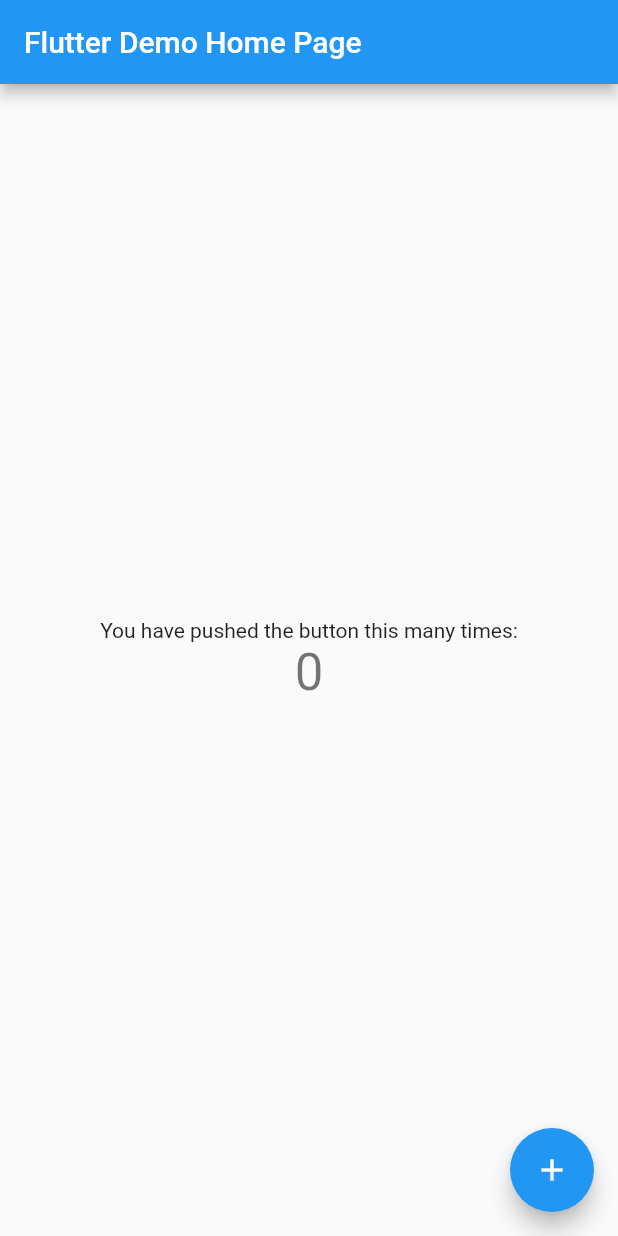
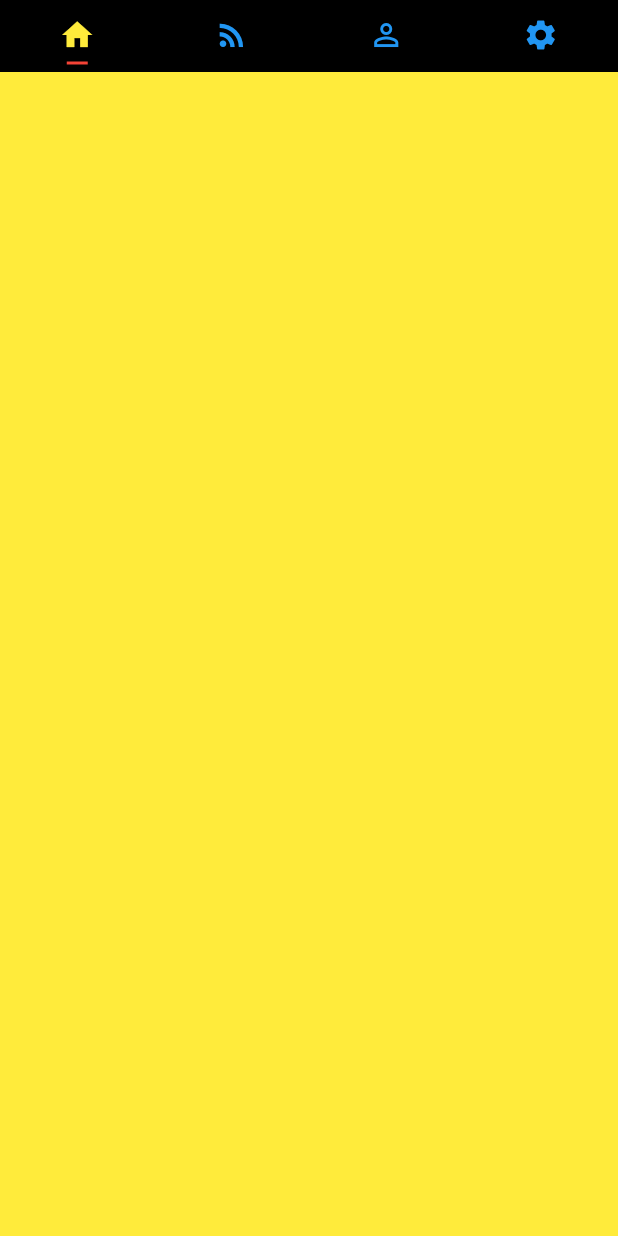
Before and after one commit to dani9875/todoapp, a Flutter app: the screen it shows after launch, on a phone screen of 412 x 824 dp. Run offline on Flutter 3.47's test engine with Material 2 defaults, Android fonts, the phone set to English and light mode, and no system bars.

Commit message:
top bar navigation

```diff
--- a/todoapp/lib/main.dart
+++ b/todoapp/lib/main.dart
@@ -22,7 +22,7 @@ class MyApp extends StatelessWidget {
         // is not restarted.
         primarySwatch: Colors.blue,
       ),
-      home: MyHomePage(title: 'Flutter Demo Home Page'),
+      home: MyHomePage(title: 'ToDo App'),
     );
   }
 }
@@ -46,68 +46,55 @@ class MyHomePage extends StatefulWidget {
 }
 
 class _MyHomePageState extends State<MyHomePage> {
-  int _counter = 0;
-
-  void _incrementCounter() {
-    setState(() {
-      // This call to setState tells the Flutter framework that something has
-      // changed in this State, which causes it to rerun the build method below
-      // so that the display can reflect the updated values. If we changed
-      // _counter without calling setState(), then the build method would not be
-      // called again, and so nothing would appear to happen.
-      _counter++;
-    });
-  }
-
   @override
   Widget build(BuildContext context) {
-    // This method is rerun every time setState is called, for instance as done
-    // by the _incrementCounter method above.
-    //
-    // The Flutter framework has been optimized to make rerunning build methods
-    // fast, so that you can just rebuild anything that needs updating rather
-    // than having to individually change instances of widgets.
-    return Scaffold(
-      appBar: AppBar(
-        // Here we take the value from the MyHomePage object that was created by
-        // the App.build method, and use it to set our appbar title.
-        title: Text(widget.title),
-      ),
-      body: Center(
-        // Center is a layout widget. It takes a single child and positions it
-        // in the middle of the parent.
-        child: Column(
-          // Column is also a layout widget. It takes a list of children and
-          // arranges them vertically. By default, it sizes itself to fit its
-          // children horizontally, and tries to be as tall as its parent.
-          //
-          // Invoke "debug painting" (press "p" in the console, choose the
-          // "Toggle Debug Paint" action from the Flutter Inspector in Android
-          // Studio, or the "Toggle Debug Paint" command in Visual Studio Code)
-          // to see the wireframe for each widget.
-          //
-          // Column has various properties to control how it sizes itself and
-          // how it positions its children. Here we use mainAxisAlignment to
-          // center the children vertically; the main axis here is the vertical
-          // axis because Columns are vertical (the cross axis would be
-          // horizontal).
-          mainAxisAlignment: MainAxisAlignment.center,
-          children: <Widget>[
-            Text(
-              'You have pushed the button this many times:',
+    return SafeArea(
+      child: MaterialApp(
+        color: Colors.yellow,
+        home: DefaultTabController(
+          length: 4,
+          child: new Scaffold(
+            body: TabBarView(
+              children: [
+                new Container(
+                  color: Colors.yellow,
+                ),
+                new Container(
+                  color: Colors.orange,
+                ),
+                new Container(
+                  color: Colors.lightGreen,
+                ),
+                new Container(
+                  color: Colors.red,
+                ),
+              ],
             ),
-            Text(
-              '$_counter',
-              style: Theme.of(context).textTheme.headline4,
+            appBar: new TabBar(
+              tabs: [
+                Tab(
+                  icon: new Icon(Icons.home),
+                ),
+                Tab(
+                  icon: new Icon(Icons.rss_feed),
+                ),
+                Tab(
+                  icon: new Icon(Icons.perm_identity),
+                ),
+                Tab(
+                  icon: new Icon(Icons.settings),
+                )
+              ],
+              labelColor: Colors.yellow,
+              unselectedLabelColor: Colors.blue,
+              indicatorSize: TabBarIndicatorSize.label,
+              indicatorPadding: EdgeInsets.all(5.0),
+              indicatorColor: Colors.red,
             ),
-          ],
+            backgroundColor: Colors.black,
+          ),
         ),
       ),
-      floatingActionButton: FloatingActionButton(
-        onPressed: _incrementCounter,
-        tooltip: 'Increment',
-        child: Icon(Icons.add),
-      ), // This trailing comma makes auto-formatting nicer for build methods.
     );
   }
 }
```
